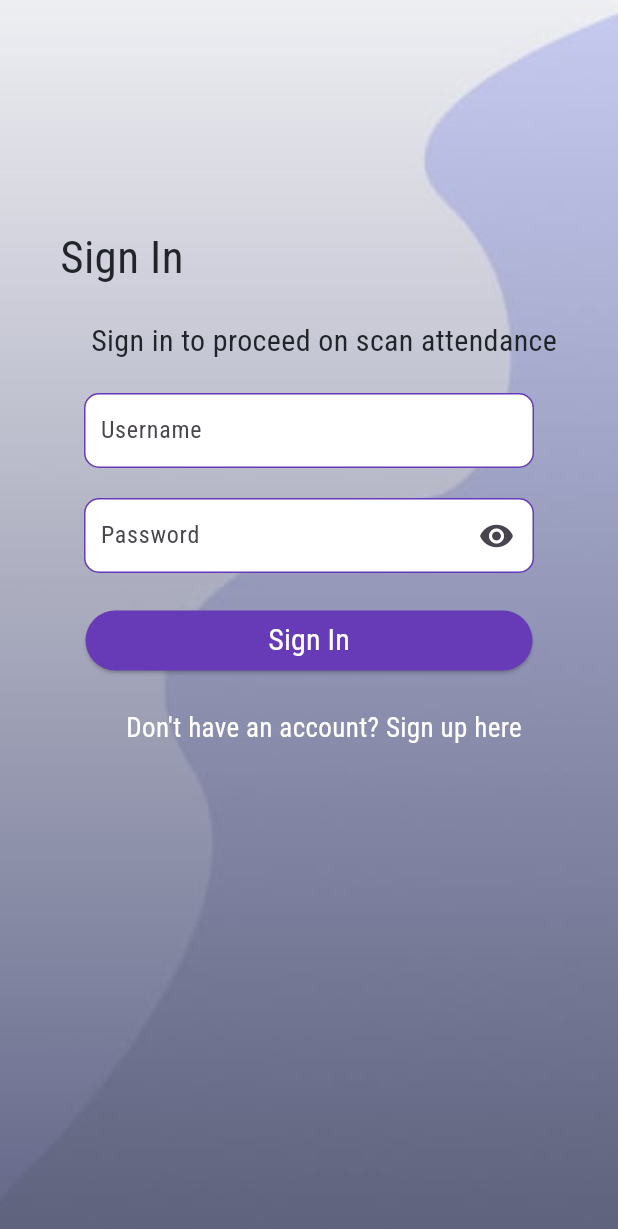
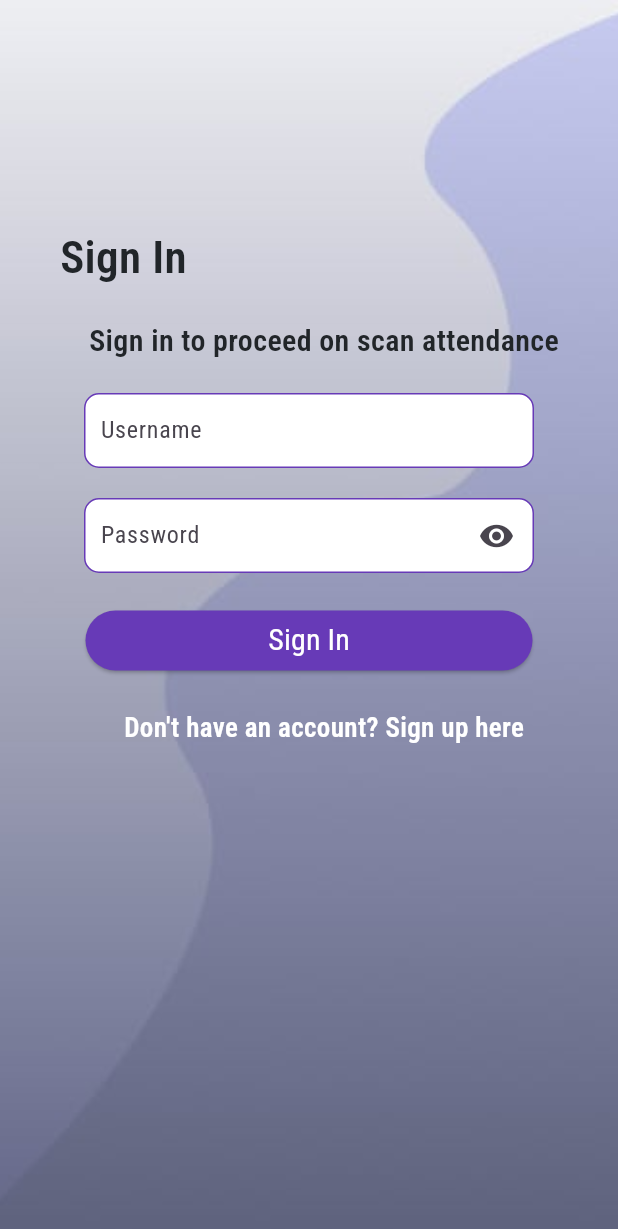
Before and after one commit to WenDEVLIFE/Flutter_QR_Attendace_System, a Flutter app: the screen it shows after launch, on a phone screen of 412 x 824 dp. Shown: the top 1229 px of the screen. Run offline on Flutter 3.47's test engine with Material 3 defaults, Android fonts, the phone set to English and light mode, and no system bars; our stand-ins replace firebase_core, fluttertoast; accounts and stored records are empty.

Commit message:
Changing th e fontWeight in LoginPage.dart 👾

```diff
--- a/lib/activity/LoginPage.dart
+++ b/lib/activity/LoginPage.dart
@@ -38,7 +38,8 @@ class _LoginPageState extends State<LoginPage> {
                     child: Text('Sign In', style: TextStyle(
                         fontSize: 30,
                         color: Color(0xFF212529)
-                        ,fontFamily: 'Roboto'
+                        ,fontFamily: 'Roboto',
+                        fontWeight: FontWeight.bold
                     )
                     ),
                   ),
@@ -49,7 +50,8 @@ class _LoginPageState extends State<LoginPage> {
                   child: Align(
                     alignment: Alignment(0.0, 0.0), // Center align
                     child: Text('Sign in to proceed on scan attendance', style: TextStyle(fontSize: 20, color: Color(0xFF212529)
-                        ,fontFamily: 'Roboto'
+                        ,fontFamily: 'Roboto',
+                        fontWeight: FontWeight.w600
                     )),
                   ),
                 ),
@@ -134,7 +136,9 @@ class _LoginPageState extends State<LoginPage> {
                       },
                       child: const Text(
                         'Don\'t have an account? Sign up here',
-                        style: TextStyle(fontSize: 18, color: Colors.white    ,fontFamily: 'Roboto'),
+                        style: TextStyle(fontSize: 18, color: Colors.white,
+                            fontWeight: FontWeight.w600
+                            ,fontFamily: 'Roboto'),
                       ),
                     ),
                   ),
```
